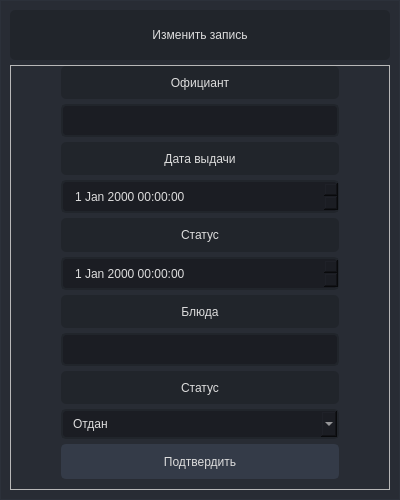
First picture: the form in desktop/waiter/ui/addview.ui, repository StrongerProgrammer7/grand_project, before the edit.
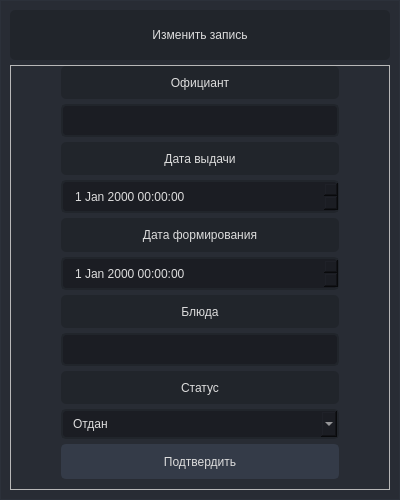
Second picture: the form after the edit. Icons and pictures are not drawn.

```diff
--- a/desktop/waiter/ui/addview.ui
+++ b/desktop/waiter/ui/addview.ui
@@ -261,7 +261,7 @@
             <item>
              <widget class="QLabel" name="label_3">
               <property name="text">
-               <string>Статус</string>
+               <string>Дата формирования</string>
               </property>
               <property name="alignment">
                <set>Qt::AlignCenter</set>
```
